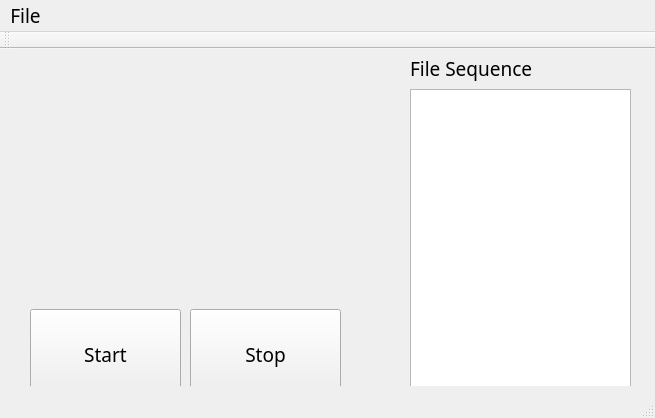
Old version of the form mainwindow.ui in the repository jefftsai8049/BeeObservationSystem_Analysis.
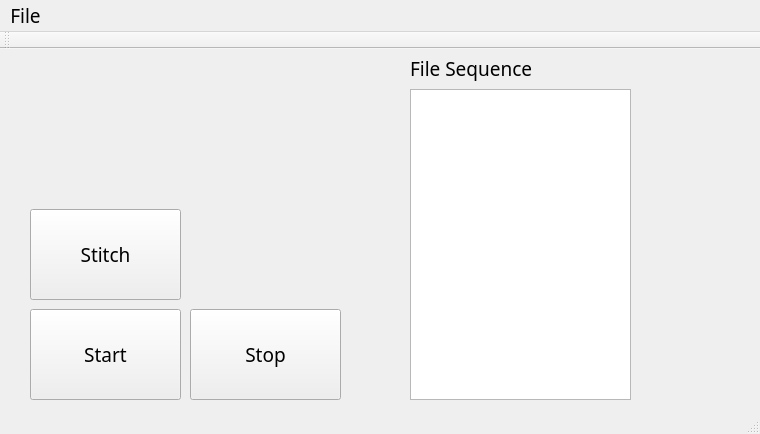
New version of the form.

Patch:
```diff
--- a/mainwindow.ui
+++ b/mainwindow.ui
@@ -6,8 +6,8 @@
    <rect>
     <x>0</x>
     <y>0</y>
-    <width>655</width>
-    <height>418</height>
+    <width>760</width>
+    <height>434</height>
    </rect>
   </property>
   <property name="font">
@@ -74,13 +74,26 @@
      <string>File Sequence</string>
     </property>
    </widget>
+   <widget class="QPushButton" name="stitching_pushButton">
+    <property name="geometry">
+     <rect>
+      <x>30</x>
+      <y>160</y>
+      <width>151</width>
+      <height>91</height>
+     </rect>
+    </property>
+    <property name="text">
+     <string>Stitch</string>
+    </property>
+   </widget>
   </widget>
   <widget class="QMenuBar" name="menuBar">
    <property name="geometry">
     <rect>
      <x>0</x>
      <y>0</y>
-     <width>655</width>
+     <width>760</width>
      <height>21</height>
     </rect>
    </property>
```
